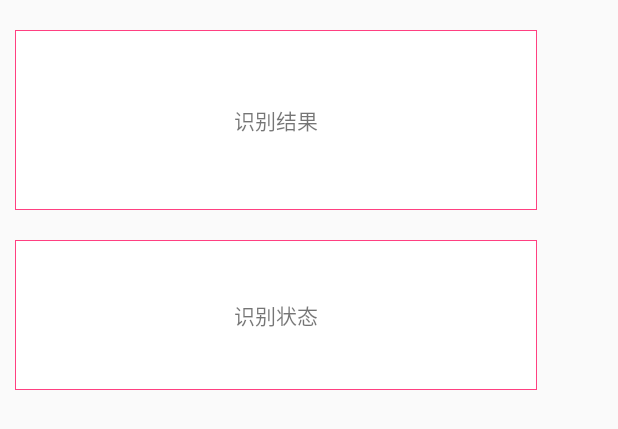
After one commit to darui18/XunFei, an Android app: the layout activity_wake_rec.xml on its own in the app's theme, with its tools: preview values and no code run, on a phone screen of 412 x 824 dp. The commit adds this screen. Shown: the top 429 px of the screen. Run offline under Robolectric (Android 15) with nearby library versions, the phone set to English and light mode, and no system bars.

Commit message:
新demo 唤醒再识别

```diff
--- a/app/build.gradle
+++ b/app/build.gradle
@@ -21,6 +21,9 @@ android {
 
 
 
+
+
+
 dependencies {
     compile fileTree(include: ['*.jar'], dir: 'libs')
     androidTestCompile('com.android.support.test.espresso:espresso-core:2.2.2', {
@@ -29,5 +32,6 @@ dependencies {
     compile files('libs/Msc.jar')
     compile 'com.android.support:appcompat-v7:25.3.1'
     compile 'com.android.support.constraint:constraint-layout:1.0.2'
+    compile 'com.android.support:design:25.3.1'
     testCompile 'junit:junit:4.12'
 }
--- a/app/src/main/AndroidManifest.xml
+++ b/app/src/main/AndroidManifest.xml
@@ -43,7 +43,8 @@
             </intent-filter>
         </activity>
         <activity android:name=".CmdRecActivity" />
-        <activity android:name=".WakeActivity"></activity>
+        <activity android:name=".WakeActivity" />
+        <activity android:name=".WakeRecActivity"></activity>
     </application>
 
 </manifest>
--- a/app/src/main/res/layout/activity_wake.xml
+++ b/app/src/main/res/layout/activity_wake.xml
@@ -104,8 +104,8 @@
             android:scrollbars="vertical"
             android:text="唤醒结果" />
         <TextView
-            android:layout_width="wrap_content"
-            android:layout_height="70dp"
+            android:layout_width="match_parent"
+            android:layout_height="wrap_content"
             android:layout_alignEnd="@+id/wake_err_tv"
             android:layout_alignLeft="@+id/wake_err_tv"
             android:layout_alignRight="@+id/wake_err_tv"
--- /dev/null
+++ b/app/src/main/res/layout/activity_wake_rec.xml
@@ -0,0 +1,59 @@
+<?xml version="1.0" encoding="utf-8"?>
+<android.support.constraint.ConstraintLayout xmlns:android="http://schemas.android.com/apk/res/android"
+    xmlns:app="http://schemas.android.com/apk/res-auto"
+    xmlns:tools="http://schemas.android.com/tools"
+    android:layout_width="match_parent"
+    android:layout_height="match_parent"
+    tools:context="com.example.desktop_gql8asp.myapplication.WakeRecActivity">
+
+    <RelativeLayout
+        android:layout_width="368dp"
+        android:layout_height="495dp"
+        tools:layout_editor_absoluteX="8dp"
+        tools:layout_editor_absoluteY="8dp">
+
+
+        <TextView
+            android:id="@+id/wake_recog_result_tv"
+            android:layout_width="wrap_content"
+            android:layout_height="120dp"
+            android:layout_marginTop="20dp"
+            android:layout_marginLeft="10dp"
+            android:layout_marginRight="10dp"
+            android:layout_alignParentEnd="true"
+            android:layout_alignParentLeft="true"
+            android:layout_alignParentRight="true"
+            android:layout_alignParentStart="true"
+            android:layout_alignParentTop="true"
+            android:background="@drawable/liner"
+            android:gravity="center"
+            android:text="识别结果" />
+
+        <TextView
+            android:id="@+id/wake_recog_status_tv"
+            android:layout_width="wrap_content"
+            android:layout_height="100dp"
+            android:layout_alignParentEnd="true"
+            android:layout_alignParentLeft="true"
+            android:layout_alignParentRight="true"
+            android:layout_marginLeft="10dp"
+            android:layout_marginRight="10dp"
+            android:layout_alignParentStart="true"
+            android:layout_below="@+id/wake_recog_result_tv"
+            android:layout_marginTop="20dp"
+            android:background="@drawable/liner"
+            android:gravity="center"
+            android:text="识别状态" />
+
+        <ProgressBar
+            android:layout_marginTop="40dp"
+            android:layout_below="@+id/wake_recog_status_tv"
+            android:id="@+id/progressBar"
+            android:visibility="invisible"
+            style="?android:attr/progressBarStyle"
+            android:layout_width="wrap_content"
+            android:layout_height="wrap_content"
+            android:layout_centerHorizontal="true"
+            android:layout_centerVertical="true" />
+    </RelativeLayout>
+</android.support.constraint.ConstraintLayout>
--- /dev/null
+++ b/app/src/main/res/values/dimens.xml
@@ -0,0 +1,3 @@
+<resources>
+    <dimen name="fab_margin">16dp</dimen>
+</resources>
--- a/app/src/main/res/values/strings.xml
+++ b/app/src/main/res/values/strings.xml
@@ -1,4 +1,5 @@
 <resources>
     <string name="app_name">My Application</string>
     <string name="app_id">59433f92</string>
+    <string name="title_activity_wake_rec">WakeRecActivity</string>
 </resources>
```
Also changed, not shown: app/src/main/java/com/example/desktop_gql8asp/myapplication/MainActivity.java (+12 -5 lines), app/src/main/java/com/example/desktop_gql8asp/myapplication/WakeRecActivity.java (added, +370 -0 lines), app/src/main/res/layout/activity_main.xml (+16 -14 lines), app/src/main/res/values/styles.xml (+9 -0 lines).
